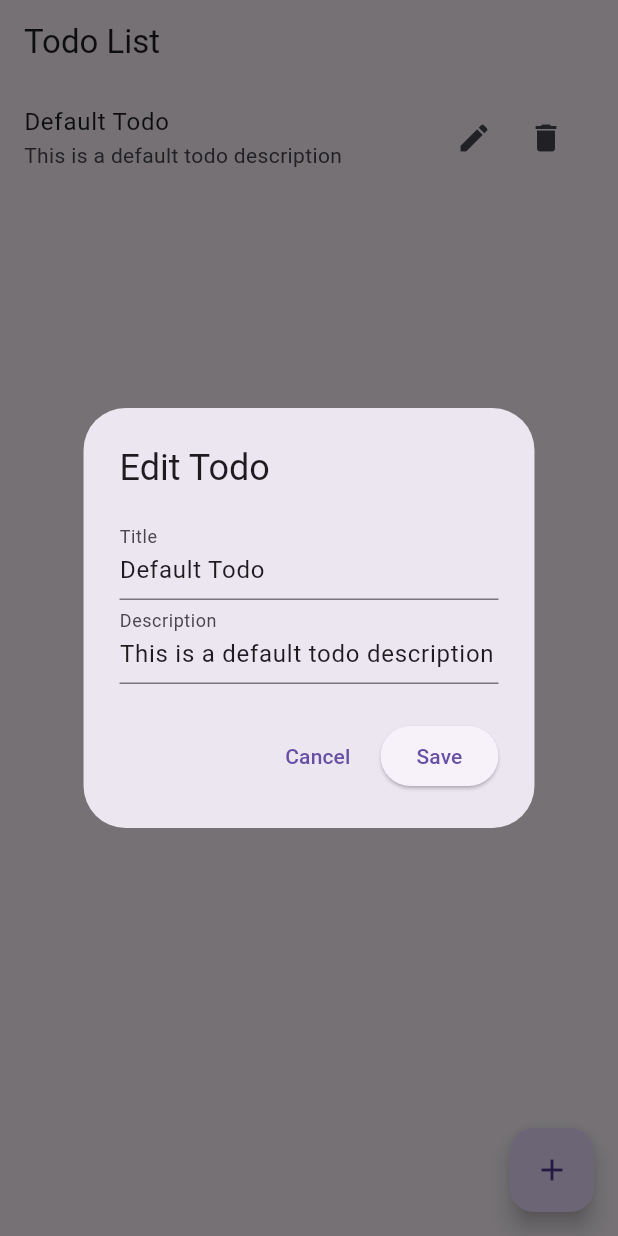
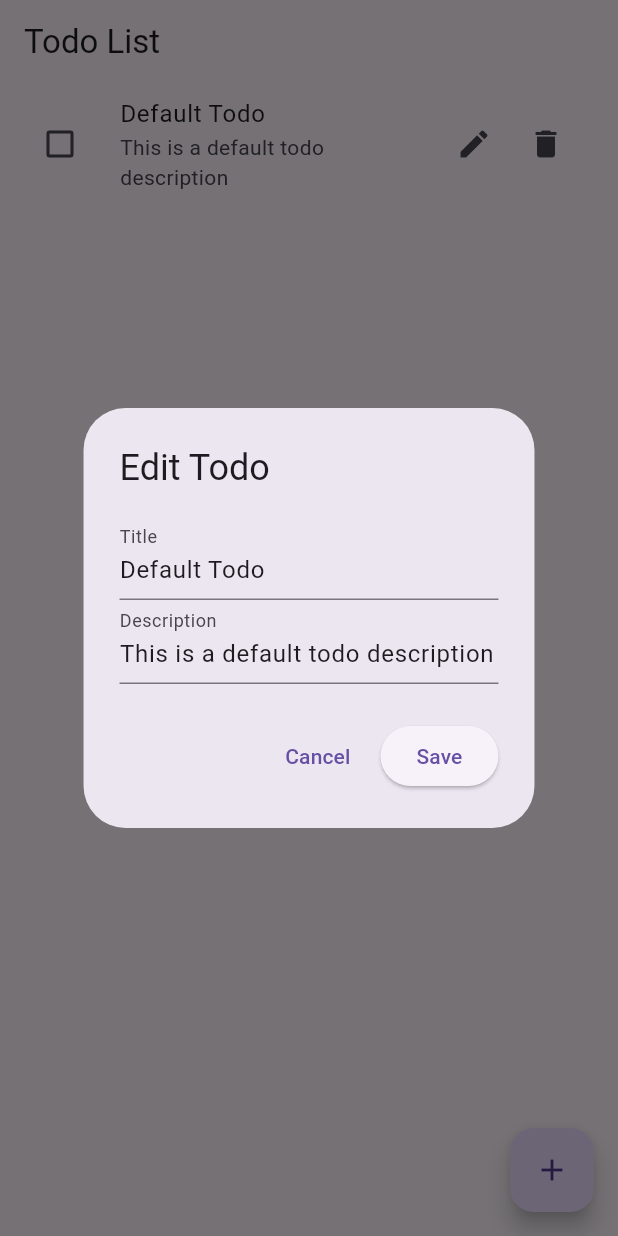
Before and after one commit to nguyendinhnhan/flutter_clean_todo, a Flutter app: the screen it shows after launch, after a tap on the "add" icon, after a tap on the "edit" icon, on a phone screen of 412 x 824 dp. Run offline on Flutter 3.47's test engine with Material 3 defaults, Android fonts, the phone set to English and light mode, and no system bars; our stand-ins replace flutter_bloc, shared_preferences.

Commit message:
implement checkbox to complete todo

```diff
--- a/lib/presentation/widgets/todo_list_item.dart
+++ b/lib/presentation/widgets/todo_list_item.dart
@@ -15,9 +15,34 @@ class TodoListItem extends StatelessWidget {
 
   @override
   Widget build(BuildContext context) {
-    return ListTile(
-      title: Text(todo.title),
-      subtitle: Text(todo.description),
+    return Dismissible(
+      key: Key(todo.id),
+      onDismissed: (direction) {
+        onDelete(todo.id);
+      },
+      background: Container(
+        color: Colors.red,
+        alignment: Alignment.centerRight,
+        padding: const EdgeInsets.symmetric(horizontal: 20),
+        child: const Icon(Icons.delete),
+      ),
+      child: ListTile(
+        title: Text(todo.title,
+            style: TextStyle(
+                decoration: todo.isCompleted
+                    ? TextDecoration.lineThrough
+                    : TextDecoration.none)),
+        subtitle: Text(todo.description,
+            style: TextStyle(
+                decoration: todo.isCompleted
+                    ? TextDecoration.lineThrough
+                    : TextDecoration.none)),
+        leading: Checkbox(
+          value: todo.isCompleted,
+          onChanged: (value) {
+            onUpdate(todo.copyWith(isCompleted: value ?? false));
+          },
+        ),
         trailing: Row(
           mainAxisSize: MainAxisSize.min,
           children: [
@@ -34,6 +59,7 @@ class TodoListItem extends StatelessWidget {
               },
             ),
           ],
+        ),
       ),
     );
   }
```
Also changed, not shown: lib/domain/entities/todo.dart (+9 -0 lines). Lines whose indentation alone changed are shown as unchanged.
